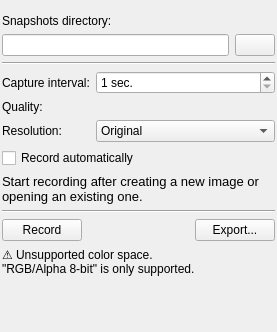
Above: plugins/dockers/recorder/recorderdocker.ui from KDE/krita before the change. Below: the same form after it.
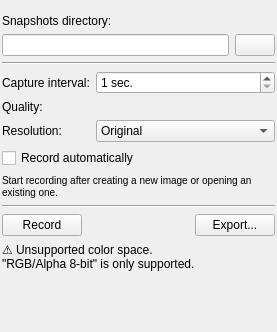
That is the form after the change. Icons and pictures are not drawn. Custom widgets are drawn as their Qt base class.

Commit message: Fix exporting when document name contains spaces, make editing the video name possible. Trying to fix layout for breeze theme

```diff
--- a/plugins/dockers/recorder/recorderdocker.ui
+++ b/plugins/dockers/recorder/recorderdocker.ui
@@ -197,13 +197,8 @@
           </item>
           <item>
            <widget class="QLabel" name="labelHint">
-            <property name="font">
-             <font>
-              <pointsize>10</pointsize>
-             </font>
-            </property>
             <property name="text">
-             <string>Start recording after creating a new image or opening an existing one.</string>
+             <string>&lt;small&gt;Start recording after creating a new image or opening an existing one.&lt;/small&gt;</string>
             </property>
             <property name="wordWrap">
              <bool>true</bool>
```
Left out of the diff: 39 changed lines with no effect on the pictures. The commit also changes 4 other files.
